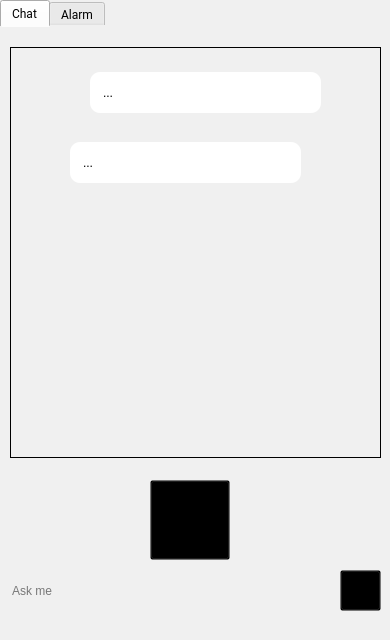
The window that app.ui (fireflies1988/HealthcareVirtualAssistant) describes before a commit, drawn with Qt 5.
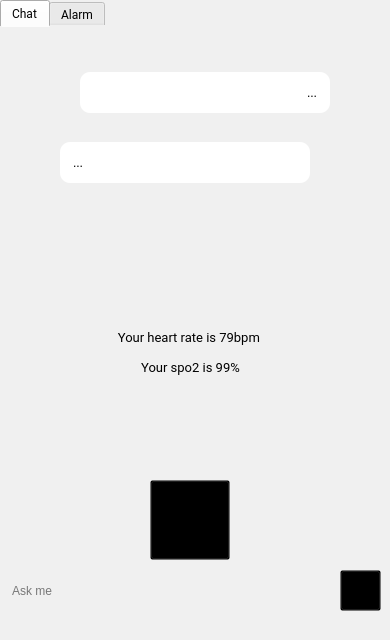
The same window after the commit. Icons and pictures are not drawn.

```diff
--- a/app.ui
+++ b/app.ui
@@ -58,40 +58,43 @@
        </rect>
       </property>
       <property name="styleSheet">
-       <string notr="true">border: 1px solid black</string>
+       <string notr="true">border: none;</string>
       </property>
      </widget>
      <widget class="QWidget" name="chat_user_widget" native="true">
       <property name="geometry">
        <rect>
-        <x>90</x>
+        <x>50</x>
         <y>40</y>
-        <width>281</width>
+        <width>330</width>
         <height>51</height>
        </rect>
       </property>
       <widget class="QLabel" name="chat_user">
        <property name="geometry">
         <rect>
-         <x>0</x>
+         <x>30</x>
          <y>5</y>
-         <width>231</width>
+         <width>250</width>
          <height>41</height>
         </rect>
        </property>
        <property name="styleSheet">
         <string notr="true">background: rgb(255, 255, 255);
 border-radius: 10px;
-padding-left: 10px</string>
+padding-right: 10px</string>
        </property>
        <property name="text">
         <string>...</string>
        </property>
+       <property name="alignment">
+        <set>Qt::AlignRight|Qt::AlignTrailing|Qt::AlignVCenter</set>
+       </property>
       </widget>
       <widget class="QLabel" name="label_5">
        <property name="geometry">
         <rect>
-         <x>240</x>
+         <x>290</x>
          <y>10</y>
          <width>31</width>
          <height>31</height>
@@ -111,9 +114,9 @@
      <widget class="QWidget" name="chat_bot_widget" native="true">
       <property name="geometry">
        <rect>
-        <x>20</x>
+        <x>10</x>
         <y>110</y>
-        <width>281</width>
+        <width>330</width>
         <height>51</height>
        </rect>
       </property>
@@ -122,7 +125,7 @@
         <rect>
          <x>50</x>
          <y>5</y>
-         <width>231</width>
+         <width>250</width>
          <height>41</height>
         </rect>
        </property>
@@ -134,6 +137,12 @@
        <property name="text">
         <string>...</string>
        </property>
+       <property name="alignment">
+        <set>Qt::AlignLeading|Qt::AlignLeft|Qt::AlignVCenter</set>
+       </property>
+       <property name="wordWrap">
+        <bool>true</bool>
+       </property>
       </widget>
       <widget class="QLabel" name="label_7">
        <property name="geometry">
@@ -155,6 +164,90 @@
        </property>
       </widget>
      </widget>
+     <widget class="QWidget" name="heart_widget" native="true">
+      <property name="enabled">
+       <bool>true</bool>
+      </property>
+      <property name="geometry">
+       <rect>
+        <x>80</x>
+        <y>220</y>
+        <width>221</width>
+        <height>181</height>
+       </rect>
+      </property>
+      <property name="font">
+       <font>
+        <family>Roboto</family>
+       </font>
+      </property>
+      <widget class="QLabel" name="label_4">
+       <property name="enabled">
+        <bool>true</bool>
+       </property>
+       <property name="geometry">
+        <rect>
+         <x>80</x>
+         <y>10</y>
+         <width>71</width>
+         <height>71</height>
+        </rect>
+       </property>
+       <property name="text">
+        <string/>
+       </property>
+       <property name="pixmap">
+        <pixmap>icon/heart.png</pixmap>
+       </property>
+       <property name="alignment">
+        <set>Qt::AlignCenter</set>
+       </property>
+      </widget>
+      <widget class="QLabel" name="heart_rate_label">
+       <property name="geometry">
+        <rect>
+         <x>0</x>
+         <y>80</y>
+         <width>221</width>
+         <height>20</height>
+        </rect>
+       </property>
+       <property name="font">
+        <font>
+         <family>Roboto</family>
+         <pointsize>10</pointsize>
+        </font>
+       </property>
+       <property name="text">
+        <string>Your heart rate is 79bpm </string>
+       </property>
+       <property name="alignment">
+        <set>Qt::AlignCenter</set>
+       </property>
+      </widget>
+      <widget class="QLabel" name="spo2_label">
+       <property name="geometry">
+        <rect>
+         <x>0</x>
+         <y>110</y>
+         <width>221</width>
+         <height>20</height>
+        </rect>
+       </property>
+       <property name="font">
+        <font>
+         <family>Roboto</family>
+         <pointsize>10</pointsize>
+        </font>
+       </property>
+       <property name="text">
+        <string>Your spo2 is 99%</string>
+       </property>
+       <property name="alignment">
+        <set>Qt::AlignCenter</set>
+       </property>
+      </widget>
+     </widget>
     </widget>
     <widget class="QWidget" name="tab_2">
      <attribute name="title">
```
Left out of the diff: 4 changed lines with no effect on the pictures.
